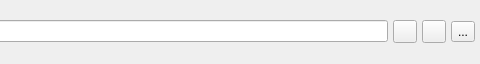
Before: the Qt Designer form ui/FilePage.ui in saturneric/GpgFrontend, drawn with Qt 5; both pictures show x 378 to 858 and y 0 to 64 of the 858 by 64 pixel window.
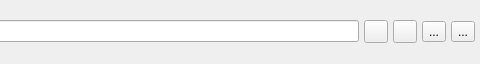
After: the same form once the commit is applied. Icons and pictures are not drawn.

Commit message: feat: allow file batch operations

Diff of the .ui file:
```diff
--- a/ui/FilePage.ui
+++ b/ui/FilePage.ui
@@ -52,7 +52,7 @@
         <enum>QLayout::SetMaximumSize</enum>
        </property>
        <item>
-        <layout class="QHBoxLayout" name="horizontalLayout_2" stretch="0,0,0,0,0">
+        <layout class="QHBoxLayout" name="horizontalLayout_2" stretch="0,0,0,0,0,0">
          <property name="spacing">
           <number>5</number>
          </property>
@@ -141,6 +141,26 @@
            </property>
           </widget>
          </item>
+         <item>
+          <widget class="QToolButton" name="batchModeButton">
+           <property name="text">
+            <string>...</string>
+           </property>
+           <property name="icon">
+            <iconset resource="../gpgfrontend.qrc">
+             <normaloff>:/icons/batch.png</normaloff>:/icons/batch.png</iconset>
+           </property>
+           <property name="checkable">
+            <bool>true</bool>
+           </property>
+           <property name="popupMode">
+            <enum>QToolButton::ToolButtonPopupMode::InstantPopup</enum>
+           </property>
+           <property name="autoRaise">
+            <bool>false</bool>
+           </property>
+          </widget>
+         </item>
          <item>
           <widget class="QToolButton" name="optionsButton">
            <property name="sizePolicy">
```
Left out of the diff: 10 changed lines with no effect on the pictures. The commit also changes 21 other files.
